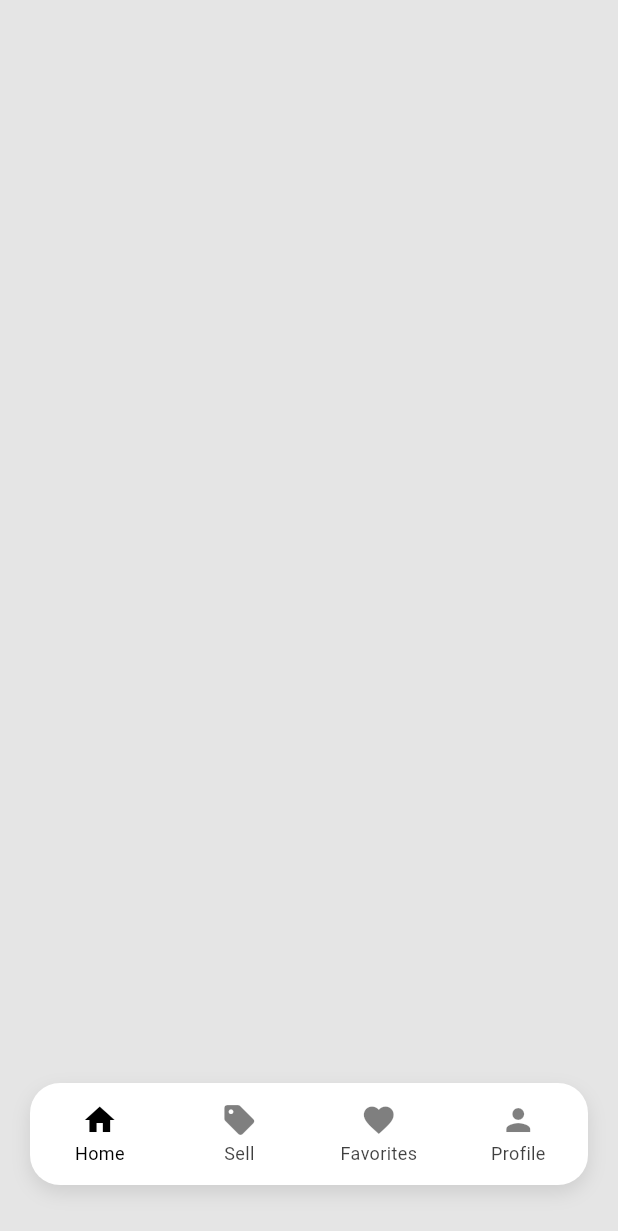
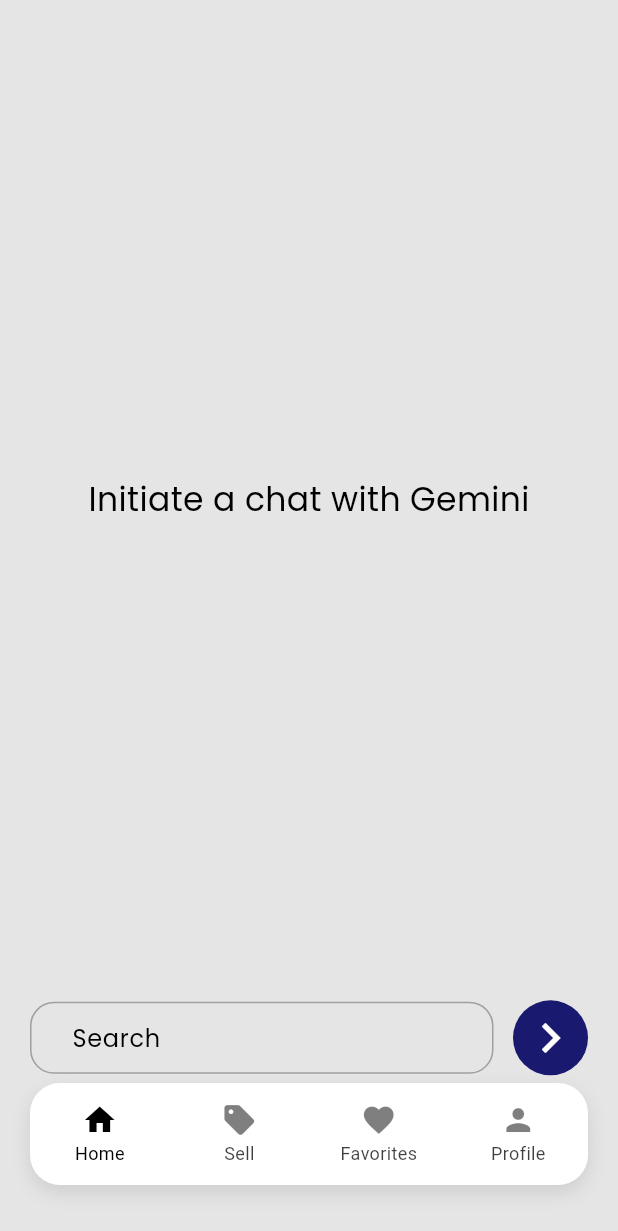
Before and after one commit to KashifUmar123/analytica_assement, a Flutter app: the screen it shows after launch, on a phone screen of 412 x 824 dp. Shown: the top 1231 px of the screen. Run offline on Flutter 3.47's test engine with Material 3 defaults, Android fonts, the phone set to English and light mode, and no system bars; our stand-ins replace connectivity_plus, dartz, dio, equatable, flutter_dotenv, flutter_gemini and 3 more.

Commit message:
feature: ai/home feature completed

```diff
--- /dev/null
+++ b/lib/core/widgets/custom_animated_switcher.dart
@@ -0,0 +1,18 @@
+import 'package:flutter/material.dart';
+
+class CustomAnimatedSwitcher extends StatelessWidget {
+  const CustomAnimatedSwitcher({required this.child, this.duration, super.key});
+
+  final Widget child;
+  final Duration? duration;
+
+  @override
+  Widget build(BuildContext context) {
+    return AnimatedSwitcher(
+      duration: duration ?? const Duration(milliseconds: 500),
+      switchInCurve: Curves.easeIn,
+      switchOutCurve: Curves.easeIn,
+      child: child,
+    );
+  }
+}
--- /dev/null
+++ b/lib/core/widgets/custom_textfield.dart
@@ -0,0 +1,135 @@
+import 'package:analytica_assement/core/constants/app_colors.dart';
+import 'package:analytica_assement/core/extensions/context_extension.dart';
+import 'package:analytica_assement/core/extensions/num_extension.dart';
+import 'package:flutter/material.dart';
+
+class CustomTextfield extends StatefulWidget {
+  const CustomTextfield({
+    super.key,
+    this.controller,
+    required this.hinText,
+    this.isPassword = false,
+    this.textInputType = TextInputType.text,
+    this.title,
+    this.readonly = false,
+    this.minLines = 1,
+    this.maxLines = 1,
+    this.hintColor,
+    this.contentPadding,
+    this.validator,
+    this.autovalidateMode,
+    this.errorStyle,
+    this.onChange,
+  });
+
+  final TextEditingController? controller;
+  final String hinText;
+  final bool isPassword;
+  final TextInputType textInputType;
+  final String? title;
+  final bool readonly;
+  final int minLines;
+  final int maxLines;
+  final Color? hintColor;
+  final EdgeInsetsGeometry? contentPadding;
+  final String? Function(String?)? validator;
+  final AutovalidateMode? autovalidateMode;
+  final TextStyle? errorStyle;
+  final Function(String?)? onChange;
+
+  @override
+  State<CustomTextfield> createState() => _CustomTextfieldState();
+}
+
+class _CustomTextfieldState extends State<CustomTextfield> {
+  bool obsecureText = true;
+
+  @override
+  void initState() {
+    super.initState();
+    obsecureText = widget.isPassword;
+  }
+
+  @override
+  Widget build(BuildContext context) {
+    return Column(
+      crossAxisAlignment: CrossAxisAlignment.start,
+      children: [
+        if (widget.title != null) ...[
+          Text(
+            widget.title!,
+            style: context.label16400,
+          ),
+          11.verticalSpace,
+        ],
+        TextFormField(
+          minLines: widget.minLines,
+          maxLines: widget.maxLines,
+          readOnly: widget.readonly,
+          autovalidateMode: widget.autovalidateMode,
+          keyboardType: widget.textInputType,
+          obscureText: obsecureText,
+          controller: widget.controller,
+          style: context.label16400,
+          cursorColor: AppColors.black.withOpacity(.7),
+          validator: widget.validator,
+          onChanged: widget.onChange,
+          decoration: InputDecoration(
+            contentPadding: widget.contentPadding ??
+                const EdgeInsets.symmetric(
+                  horizontal: 24,
+                ),
+            hintText: widget.hinText,
+            hintStyle: context.label16400.copyWith(color: widget.hintColor),
+            border: const OutlineInputBorder(
+              borderSide: BorderSide.none,
+            ),
+            suffixIcon: _getSuffixView(),
+            suffixIconColor: AppColors.black,
+            enabledBorder: OutlineInputBorder(
+              borderRadius: BorderRadius.circular(16),
+              borderSide: BorderSide(
+                color: AppColors.black.withOpacity(.3),
+              ),
+            ),
+            focusedBorder: OutlineInputBorder(
+              borderRadius: BorderRadius.circular(16),
+              borderSide: BorderSide(
+                color: AppColors.black.withOpacity(.3),
+              ),
+            ),
+            focusedErrorBorder: OutlineInputBorder(
+              borderRadius: BorderRadius.circular(16),
+              borderSide: const BorderSide(
+                color: Colors.red,
+              ),
+            ),
+            errorBorder: OutlineInputBorder(
+              borderRadius: BorderRadius.circular(16),
+              borderSide: const BorderSide(
+                color: Colors.red,
+              ),
+            ),
+            errorStyle: widget.errorStyle,
+          ),
+        ),
+      ],
+    );
+  }
+
+  dynamic _getSuffixView() {
+    if (widget.isPassword) {
+      return InkWell(
+        onTap: () {
+          setState(() {
+            obsecureText = !obsecureText;
+          });
+        },
+        child: Icon(
+          obsecureText ? Icons.visibility : Icons.visibility_off,
+        ),
+      );
+    }
+    return null;
+  }
+}
--- a/lib/features/bottom_navbar/bottom_navbar.dart
+++ b/lib/features/bottom_navbar/bottom_navbar.dart
@@ -11,15 +11,14 @@
   @override
   Widget build(BuildContext context) {
     return GetBuilder(
-        init: controller,
-        builder: (_) {
-          return CustomScaffold(
-            navigationBar: _buildBottomNavbar(),
-            child: const Column(
-              children: [],
-            ),
-          );
-        });
+      init: controller,
+      builder: (_) {
+        return CustomScaffold(
+          navigationBar: _buildBottomNavbar(),
+          child: controller.screens[controller.selectedIndex],
+        );
+      },
+    );
   }
 
   Widget _buildBottomNavbar() {
--- a/lib/features/bottom_navbar/bottom_navbar_controller.dart
+++ b/lib/features/bottom_navbar/bottom_navbar_controller.dart
@@ -1,4 +1,6 @@
 import 'package:analytica_assement/core/base/base_controller.dart';
+import 'package:analytica_assement/features/home_screen/home_screen.dart';
+import 'package:flutter/widgets.dart';
 
 class BottomNavbarController extends BaseController {
   BottomNavbarController({required super.navigator});
@@ -9,4 +11,11 @@
     selectedIndex = index;
     update();
   }
+
+  final List<Widget> screens = [
+    const HomeScreen(),
+    const HomeScreen(),
+    const HomeScreen(),
+    const HomeScreen(),
+  ];
 }
--- a/lib/features/home_screen/home_screen.dart
+++ b/lib/features/home_screen/home_screen.dart
@@ -1,4 +1,11 @@
+import 'dart:developer';
+import 'package:analytica_assement/core/constants/app_colors.dart';
+import 'package:analytica_assement/core/extensions/context_extension.dart';
+import 'package:analytica_assement/core/extensions/num_extension.dart';
+import 'package:analytica_assement/core/widgets/custom_animated_switcher.dart';
+import 'package:analytica_assement/core/widgets/custom_textfield.dart';
 import 'package:analytica_assement/features/home_screen/home_screen_controller.dart';
+import 'package:analytica_assement/features/home_screen/widgets/message_tile.dart';
 import 'package:flutter/material.dart';
 import 'package:get/get.dart';
 
@@ -7,6 +14,99 @@
 
   @override
   Widget build(BuildContext context) {
-    return const Placeholder();
+    return GetBuilder(
+      init: controller,
+      builder: (_) {
+        return SizedBox(
+          height: Get.height * .87,
+          width: double.infinity,
+          child: Padding(
+            padding: const EdgeInsets.symmetric(horizontal: 20),
+            child: Column(
+              children: [
+                context.topSafeArea.verticalSpace,
+                Expanded(
+                  child: CustomAnimatedSwitcher(
+                    child: _buildView(context),
+                  ),
+                ),
+                _buildBottombar(context),
+              ],
+            ),
+          ),
+        );
+      },
+    );
+  }
+
+  Widget _buildView(BuildContext context) {
+    if (controller.messages.isEmpty) {
+      return Center(
+        child: Text(
+          "Initiate a chat with Gemini",
+          style: context.label22400,
+        ),
+      );
+    } else {
+      return ListView.separated(
+        padding: const EdgeInsets.only(bottom: 20, top: 20),
+        reverse: true,
+        itemBuilder: (context, index) {
+          return MessageTile(
+            message: controller.messages[index],
+          );
+        },
+        separatorBuilder: (context, index) {
+          return 10.verticalSpace;
+        },
+        itemCount: controller.messages.length,
+      );
+    }
+  }
+
+  Row _buildBottombar(BuildContext context) {
+    return Row(
+      mainAxisAlignment: MainAxisAlignment.spaceBetween,
+      children: [
+        SizedBox(
+          width: Get.width * .75,
+          child: CustomTextfield(
+            controller: controller.messageController,
+            hinText: "Search",
+          ),
+        ),
+        InkWell(
+          onTap: () {
+            log("tapped");
+            controller.addMessage();
+          },
+          child: Container(
+            height: 50,
+            width: 50,
+            decoration: const BoxDecoration(
+              shape: BoxShape.circle,
+              color: AppColors.blue,
+            ),
+            child: Center(
+              child: CustomAnimatedSwitcher(
+                child: controller.isMessageFetching
+                    ? const SizedBox(
+                        height: 30,
+                        width: 30,
+                        child: CircularProgressIndicator(
+                          color: AppColors.white,
+                        ),
+                      )
+                    : const Icon(
+                        Icons.chevron_right,
+                        color: AppColors.white,
+                        size: 40,
+                      ),
+              ),
+            ),
+          ),
+        ),
+      ],
+    );
   }
 }
--- /dev/null
+++ b/lib/features/home_screen/services/models/message_model.dart
@@ -0,0 +1,28 @@
+import 'package:equatable/equatable.dart';
+
+class MessageModel extends Equatable {
+  final String message;
+  final bool isUser;
+  final bool isFailed;
+
+  const MessageModel({
+    required this.message,
+    required this.isUser,
+    this.isFailed = false,
+  });
+
+  MessageModel copyWith({
+    String? message,
+    bool? isUser,
+    bool? isFailed,
+  }) {
+    return MessageModel(
+      message: message ?? this.message,
+      isUser: isUser ?? this.isUser,
+      isFailed: isFailed ?? this.isFailed,
+    );
+  }
+
+  @override
+  List<Object?> get props => [message, isFailed, isUser];
+}
```
Also changed, not shown: lib/features/home_screen/home_screen_controller.dart (+58 -4 lines), lib/features/home_screen/widgets/message_tile.dart (added, +38 -0 lines).
